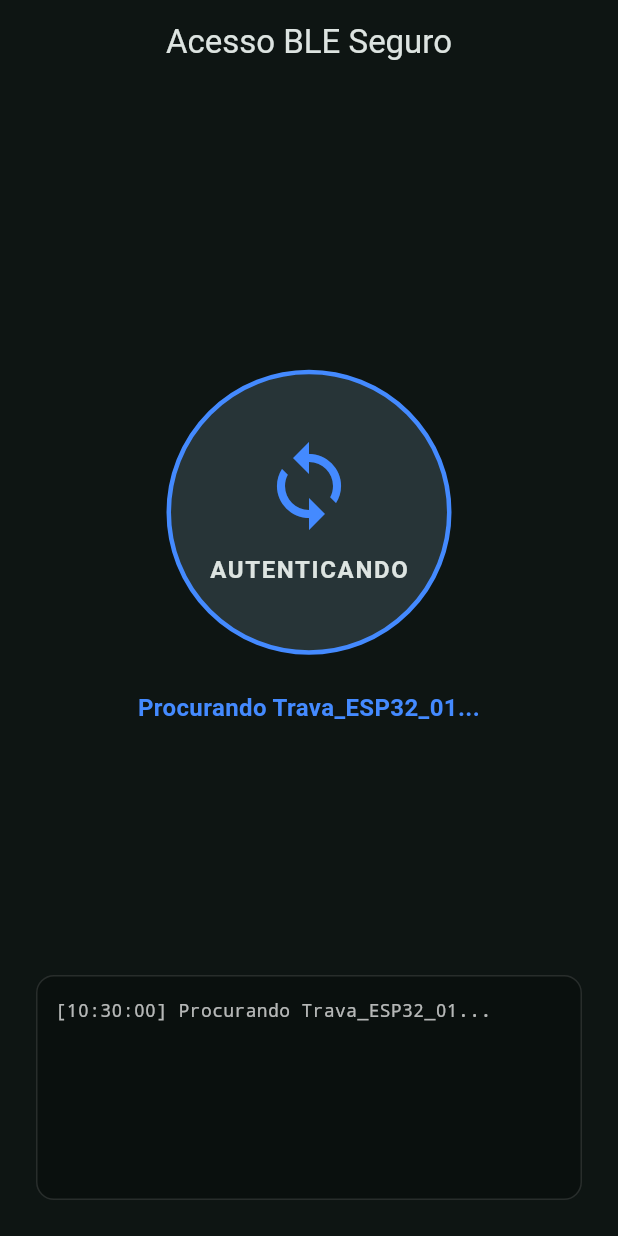
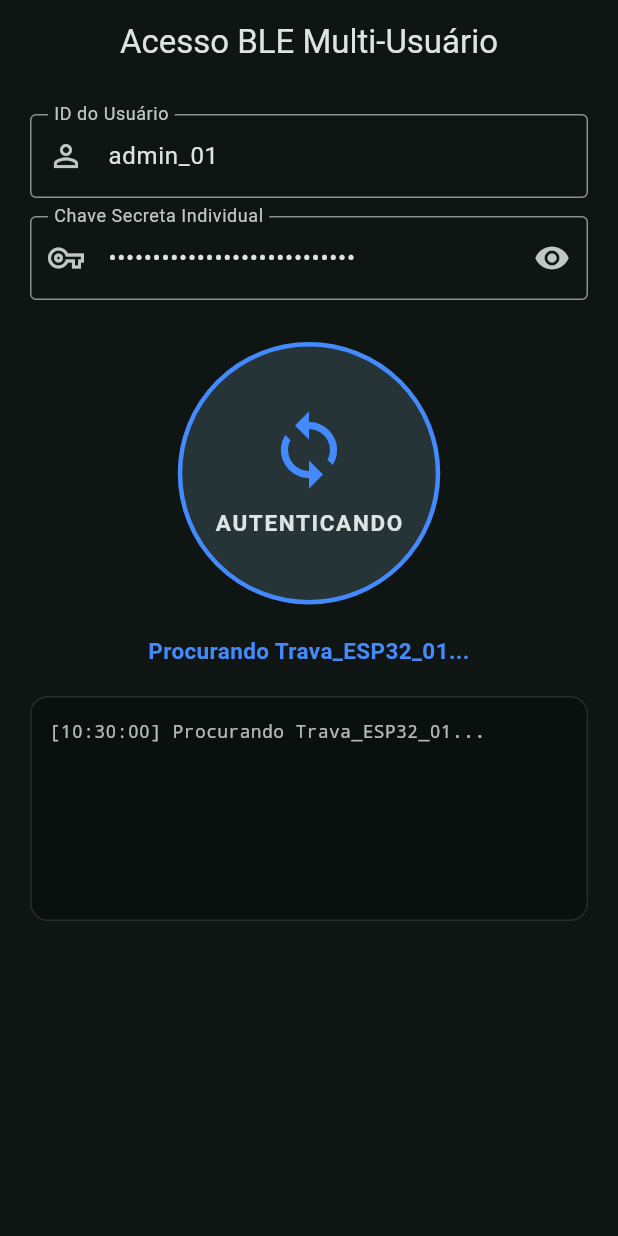
Before and after one commit to juvenal2022/sala_maker_1, a Flutter app: the screen it shows after launch, after a tap on "ABRIR TRAVA", on a phone screen of 412 x 824 dp. Run offline on Flutter 3.47's test engine with Material 3 defaults, Android fonts, the phone set to English and light mode, and no system bars; our stand-ins replace flutter_blue_plus, permission_handler.

Commit message:
Abrindo pelo celular com usuários cadastrados no Config.h do ESP32

```diff
--- a/lib/main.dart
+++ b/lib/main.dart
@@ -39,17 +39,28 @@ class LockControlPage extends StatefulWidget {
 }
 
 class _LockControlPageState extends State<LockControlPage> {
-  // Constantes idênticas ao Config.h do ESP32
   static const String targetDeviceName = "Trava_ESP32_01";
   static const String serviceUuid = "4fafc201-1fb5-459e-8fcc-c5c9c331914b";
-  static const String charTxUuid = "beb5483e-36e1-4688-b7f5-ea07361b26a7"; // Nonce
-  static const String charRxUuid = "beb5483e-36e1-4688-b7f5-ea07361b26a8"; // HMAC
-  static const String sharedSecret = "ChaveSecretaSuperSegura2026!";
+  static const String charTxUuid = "beb5483e-36e1-4688-b7f5-ea07361b26a7";
+  static const String charRxUuid = "beb5483e-36e1-4688-b7f5-ea07361b26a8";
+
+  final TextEditingController _userIdController =
+      TextEditingController(text: "admin_01");
+  final TextEditingController _secretController =
+      TextEditingController(text: "ChaveSecretaSuperSegura2026!");
 
   bool _isBusy = false;
+  bool _obscureSecret = true;
   String _statusMessage = "Pronto para destrancar";
   Color _statusColor = Colors.grey;
   final List<String> _logs = [];
+
+  @override
+  void dispose() {
+    _userIdController.dispose();
+    _secretController.dispose();
+    super.dispose();
+  }
 
   void _addLog(String text, {Color? color}) {
     setState(() {
@@ -62,13 +73,12 @@ class _LockControlPageState extends State<LockControlPage> {
     });
   }
 
-  /// Calcula HMAC-SHA256 em hexadecimal minúsculo (compatível com mbedTLS do ESP32)
-  String _computeHmacSha256(String secret, String nonce) {
+  /// Calcula HMAC-SHA256(secret, "userId:nonce")
+  String _computeUserHmac(String secret, String userId, String nonce) {
     final keyBytes = utf8.encode(secret);
-    final dataBytes = utf8.encode(nonce);
+    final dataBytes = utf8.encode("$userId:$nonce");
     final hmac = Hmac(sha256, keyBytes);
-    final digest = hmac.convert(dataBytes);
-    return digest.toString();
+    return hmac.convert(dataBytes).toString();
   }
 
   Future<bool> _requestBlePermissions() async {
@@ -93,6 +103,14 @@ class _LockControlPageState extends State<LockControlPage> {
   Future<void> _unlockDoor() async {
     if (_isBusy) return;
 
+    final userId = _userIdController.text.trim();
+    final secret = _secretController.text.trim();
+
+    if (userId.isEmpty || secret.isEmpty) {
+      _addLog("Preencha o ID do usuário e a chave.", color: Colors.orangeAccent);
+      return;
+    }
+
     setState(() {
       _isBusy = true;
       _logs.clear();
@@ -104,7 +122,6 @@ class _LockControlPageState extends State<LockControlPage> {
     try {
       if (!await _requestBlePermissions()) return;
 
-      // Garante que o adaptador Bluetooth está ligado
       final adapterState = await FlutterBluePlus.adapterState.first;
       if (adapterState != BluetoothAdapterState.on) {
         _addLog("Ligue o Bluetooth do celular.", color: Colors.orangeAccent);
@@ -146,9 +163,9 @@ class _LockControlPageState extends State<LockControlPage> {
         autoConnect: false, license: License.free,
       );
 
-      // Força o Android a descartar a tabela GATT salva dos testes com o nRF Connect
       if (Platform.isAndroid) {
         await targetDevice.clearGattCache();
+        await targetDevice.requestMtu(256);
       }
 
       _addLog("Descobrindo serviços GATT...", color: Colors.blueAccent);
@@ -171,7 +188,7 @@ class _LockControlPageState extends State<LockControlPage> {
         throw Exception("Características TX/RX não encontradas no ESP32.");
       }
 
-      // 1. Lê o nonce gerado no momento da conexão
+      // 1. Lê o nonce do desafio
       _addLog("Lendo desafio (Nonce)...", color: Colors.blueAccent);
       final nonceBytes = await txChar.read();
       final nonce = utf8.decode(nonceBytes).trim();
@@ -181,17 +198,18 @@ class _LockControlPageState extends State<LockControlPage> {
       }
       _addLog("Nonce: ${nonce.substring(0, 8)}...", color: Colors.blueAccent);
 
-      // 2. Calcula HMAC-SHA256(sharedSecret, nonce)
-      final hmacHex = _computeHmacSha256(sharedSecret, nonce);
-      _addLog("HMAC calculado. Enviando resposta...", color: Colors.blueAccent);
+      // 2. Assina "userId:nonce" com a chave individual do usuário
+      final hmacHex = _computeUserHmac(secret, userId, nonce);
+      final outboundPayload = "$userId:$hmacHex";
+      _addLog("Enviando credencial de [$userId]...", color: Colors.blueAccent);
 
-      // 3. Envia a assinatura para a característica RX
+      // 3. Envia "usuario_id:hmac" na característica RX
       await rxChar.write(
-        utf8.encode(hmacHex),
+        utf8.encode(outboundPayload),
         withoutResponse: false,
       );
 
-      _addLog("Comando enviado! Trava acionada.", color: Colors.greenAccent);
+      _addLog("Pacote enviado para [$userId]!", color: Colors.greenAccent);
     } on TimeoutException catch (e) {
       _addLog(e.message ?? "Tempo esgotado.", color: Colors.orangeAccent);
     } catch (e) {
@@ -201,7 +219,6 @@ class _LockControlPageState extends State<LockControlPage> {
       await FlutterBluePlus.stopScan();
       await scanSub?.cancel();
       if (targetDevice != null) {
-        // Desconecta imediatamente para liberar o ESP32 para outros usuários
         await Future.delayed(const Duration(milliseconds: 300));
         await targetDevice.disconnect();
       }
@@ -215,20 +232,51 @@ class _LockControlPageState extends State<LockControlPage> {
   Widget build(BuildContext context) {
     return Scaffold(
       appBar: AppBar(
-        title: const Text('Acesso BLE Seguro'),
+        title: const Text('Acesso BLE Multi-Usuário'),
         centerTitle: true,
       ),
-      body: Padding(
-        padding: const EdgeInsets.all(24.0),
+      body: SingleChildScrollView(
+        padding: const EdgeInsets.all(20.0),
         child: Column(
           children: [
-            const Spacer(),
+            TextField(
+              controller: _userIdController,
+              autocorrect: false,
+              enableSuggestions: false,
+              textCapitalization: TextCapitalization.none,
+              decoration: const InputDecoration(
+                labelText: 'ID do Usuário',
+                prefixIcon: Icon(Icons.person_outline),
+                border: OutlineInputBorder(),
+              ),
+            ),
+            const SizedBox(height: 12),
+            TextField(
+              controller: _secretController,
+              obscureText: _obscureSecret,
+              autocorrect: false,
+              enableSuggestions: false,
+              textCapitalization: TextCapitalization.none,
+              decoration: InputDecoration(
+                labelText: 'Chave Secreta Individual',
+                prefixIcon: const Icon(Icons.vpn_key_outlined),
+                border: const OutlineInputBorder(),
+                suffixIcon: IconButton(
+                  icon: Icon(
+                    _obscureSecret ? Icons.visibility : Icons.visibility_off,
+                  ),
+                  onPressed: () =>
+                      setState(() => _obscureSecret = !_obscureSecret),
+                ),
+              ),
+            ),
+            const SizedBox(height: 28),
             GestureDetector(
               onTap: _isBusy ? null : _unlockDoor,
               child: AnimatedContainer(
                 duration: const Duration(milliseconds: 250),
-                width: 190,
-                height: 190,
+                width: 175,
+                height: 175,
                 decoration: BoxDecoration(
                   shape: BoxShape.circle,
                   color: _isBusy
@@ -244,15 +292,15 @@ class _LockControlPageState extends State<LockControlPage> {
                   children: [
                     Icon(
                       _isBusy ? Icons.sync : Icons.lock_open_rounded,
-                      size: 64,
+                      size: 56,
                       color: _isBusy ? Colors.blueAccent : Colors.tealAccent,
                     ),
-                    const SizedBox(height: 12),
+                    const SizedBox(height: 10),
                     Text(
                       _isBusy ? "AUTENTICANDO" : "ABRIR TRAVA",
                       style: const TextStyle(
                         fontWeight: FontWeight.bold,
-                        fontSize: 16,
+                        fontSize: 15,
                         letterSpacing: 1.1,
                       ),
                     ),
@@ -260,17 +308,17 @@ class _LockControlPageState extends State<LockControlPage> {
                 ),
               ),
             ),
-            const SizedBox(height: 24),
+            const SizedBox(height: 20),
             Text(
               _statusMessage,
               textAlign: TextAlign.center,
               style: TextStyle(
                 color: _statusColor,
-                fontSize: 16,
+                fontSize: 15,
                 fontWeight: FontWeight.w600,
               ),
             ),
-            const Spacer(),
+            const SizedBox(height: 20),
             Container(
               height: 150,
               width: double.infinity,
```
